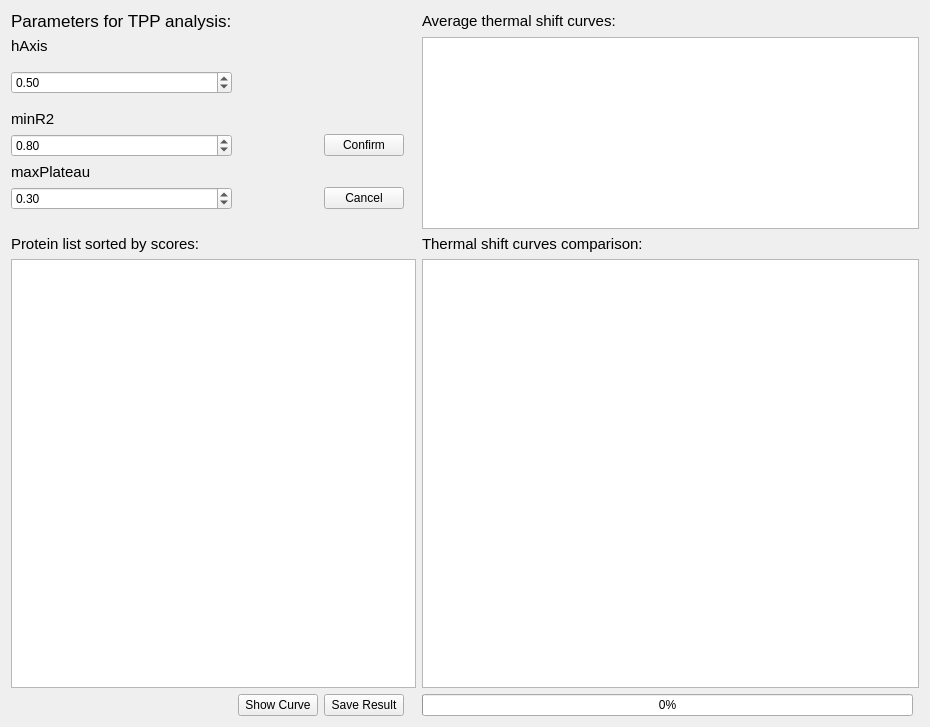
This is AnalTSA.ui in hcji/ProSAP as Qt 5 draws it before an edit. The edited form follows.
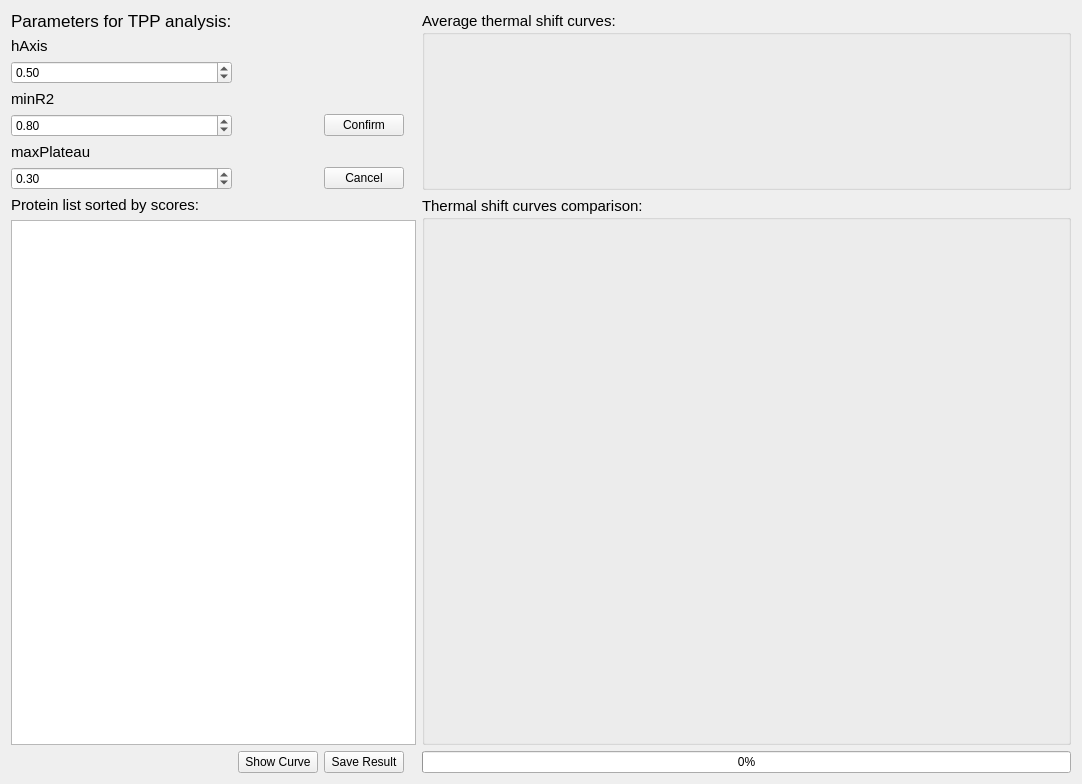
This is the edited form.

Patch:
```diff
--- a/AnalTSA.ui
+++ b/AnalTSA.ui
@@ -6,22 +6,81 @@
    <rect>
     <x>0</x>
     <y>0</y>
-    <width>930</width>
-    <height>727</height>
+    <width>1082</width>
+    <height>784</height>
    </rect>
   </property>
+  <property name="minimumSize">
+   <size>
+    <width>1082</width>
+    <height>784</height>
+   </size>
+  </property>
+  <property name="maximumSize">
+   <size>
+    <width>1082</width>
+    <height>784</height>
+   </size>
+  </property>
   <property name="windowTitle">
    <string>Form</string>
   </property>
   <layout class="QGridLayout" name="gridLayout">
-   <item row="13" column="11">
+   <item row="7" column="11" rowspan="2">
+    <widget class="QGroupBox" name="groupBox">
+     <property name="font">
+      <font>
+       <family>Arial</family>
+       <pointsize>11</pointsize>
+      </font>
+     </property>
+     <property name="title">
+      <string>Thermal shift curves comparison:</string>
+     </property>
+    </widget>
+   </item>
+   <item row="4" column="2">
+    <widget class="QPushButton" name="ButtonConfirm">
+     <property name="text">
+      <string>Confirm</string>
+     </property>
+    </widget>
+   </item>
+   <item row="9" column="1">
+    <widget class="QPushButton" name="ButtonShow">
+     <property name="text">
+      <string>Show Curve</string>
+     </property>
+    </widget>
+   </item>
+   <item row="6" column="2">
+    <widget class="QPushButton" name="ButtonCancel">
+     <property name="text">
+      <string>Cancel</string>
+     </property>
+    </widget>
+   </item>
+   <item row="7" column="0">
+    <widget class="QLabel" name="label">
+     <property name="font">
+      <font>
+       <family>Arial</family>
+       <pointsize>11</pointsize>
+      </font>
+     </property>
+     <property name="text">
+      <string>Protein list sorted by scores:</string>
+     </property>
+    </widget>
+   </item>
+   <item row="9" column="11">
     <widget class="QProgressBar" name="progressBar">
      <property name="value">
       <number>0</number>
      </property>
     </widget>
    </item>
-   <item row="3" column="0">
+   <item row="2" column="0">
     <widget class="QDoubleSpinBox" name="Boxhaxis">
      <property name="singleStep">
       <double>0.050000000000000</double>
@@ -31,25 +90,7 @@
      </property>
     </widget>
    </item>
-   <item row="7" column="0">
-    <widget class="QLabel" name="label_10">
-     <property name="font">
-      <font>
-       <pointsize>11</pointsize>
-      </font>
-     </property>
-     <property name="text">
-      <string>maxPlateau</string>
-     </property>
-     <property name="alignment">
-      <set>Qt::AlignLeading|Qt::AlignLeft|Qt::AlignVCenter</set>
-     </property>
-    </widget>
-   </item>
-   <item row="12" column="0" colspan="5">
-    <widget class="QTableWidget" name="tableWidgetProteinList"/>
-   </item>
-   <item row="6" column="0">
+   <item row="4" column="0">
     <widget class="QDoubleSpinBox" name="BoxR2">
      <property name="singleStep">
       <double>0.010000000000000</double>
@@ -59,18 +100,8 @@
      </property>
     </widget>
    </item>
-   <item row="0" column="11">
-    <widget class="QLabel" name="label_3">
-     <property name="font">
-      <font>
-       <family>Arial</family>
-       <pointsize>11</pointsize>
-      </font>
-     </property>
-     <property name="text">
-      <string>Average thermal shift curves:</string>
-     </property>
-    </widget>
+   <item row="8" column="0" colspan="5">
+    <widget class="QTableWidget" name="tableWidgetProteinList"/>
    </item>
    <item row="1" column="0">
     <widget class="QLabel" name="label_7">
@@ -87,7 +118,22 @@
      </property>
     </widget>
    </item>
-   <item row="13" column="0">
+   <item row="5" column="0">
+    <widget class="QLabel" name="label_10">
+     <property name="font">
+      <font>
+       <pointsize>11</pointsize>
+      </font>
+     </property>
+     <property name="text">
+      <string>maxPlateau</string>
+     </property>
+     <property name="alignment">
+      <set>Qt::AlignLeading|Qt::AlignLeft|Qt::AlignVCenter</set>
+     </property>
+    </widget>
+   </item>
+   <item row="9" column="0">
     <widget class="QLabel" name="label_5">
      <property name="text">
       <string/>
@@ -107,45 +153,14 @@
      </property>
     </widget>
    </item>
-   <item row="11" column="0">
-    <widget class="QLabel" name="label">
-     <property name="font">
-      <font>
-       <family>Arial</family>
-       <pointsize>11</pointsize>
-      </font>
-     </property>
-     <property name="text">
-      <string>Protein list sorted by scores:</string>
-     </property>
-    </widget>
-   </item>
-   <item row="13" column="2">
+   <item row="9" column="2">
     <widget class="QPushButton" name="pushButtonSave">
      <property name="text">
       <string>Save Result</string>
      </property>
     </widget>
    </item>
-   <item row="5" column="0">
-    <widget class="QLabel" name="label_6">
-     <property name="font">
-      <font>
-       <pointsize>11</pointsize>
-      </font>
-     </property>
-     <property name="text">
-      <string>minR2</string>
-     </property>
-     <property name="alignment">
-      <set>Qt::AlignLeading|Qt::AlignLeft|Qt::AlignVCenter</set>
-     </property>
-    </widget>
-   </item>
-   <item row="1" column="11" rowspan="10" colspan="2">
-    <widget class="QGraphicsView" name="graphicsViewAvgCurve"/>
-   </item>
-   <item row="8" column="0">
+   <item row="6" column="0">
     <widget class="QDoubleSpinBox" name="BoxPlateau">
      <property name="singleStep">
       <double>0.010000000000000</double>
@@ -155,40 +170,31 @@
      </property>
     </widget>
    </item>
-   <item row="11" column="11">
-    <widget class="QLabel" name="label_2">
+   <item row="3" column="0">
+    <widget class="QLabel" name="label_6">
+     <property name="font">
+      <font>
+       <pointsize>11</pointsize>
+      </font>
+     </property>
+     <property name="text">
+      <string>minR2</string>
+     </property>
+     <property name="alignment">
+      <set>Qt::AlignLeading|Qt::AlignLeft|Qt::AlignVCenter</set>
+     </property>
+    </widget>
+   </item>
+   <item row="0" column="11" rowspan="7">
+    <widget class="QGroupBox" name="groupBoxAvg">
      <property name="font">
       <font>
        <family>Arial</family>
        <pointsize>11</pointsize>
       </font>
      </property>
-     <property name="text">
-      <string>Thermal shift curves comparison:</string>
-     </property>
-    </widget>
-   </item>
-   <item row="12" column="11" colspan="2">
-    <widget class="QGraphicsView" name="graphicsViewTSACurve"/>
-   </item>
-   <item row="13" column="1">
-    <widget class="QPushButton" name="ButtonShow">
-     <property name="text">
-      <string>Show Curve</string>
-     </property>
-    </widget>
-   </item>
-   <item row="6" column="2">
-    <widget class="QPushButton" name="ButtonConfirm">
-     <property name="text">
-      <string>Confirm</string>
-     </property>
-    </widget>
-   </item>
-   <item row="8" column="2">
-    <widget class="QPushButton" name="ButtonCancel">
-     <property name="text">
-      <string>Cancel</string>
+     <property name="title">
+      <string>Average thermal shift curves:</string>
      </property>
     </widget>
    </item>
```
